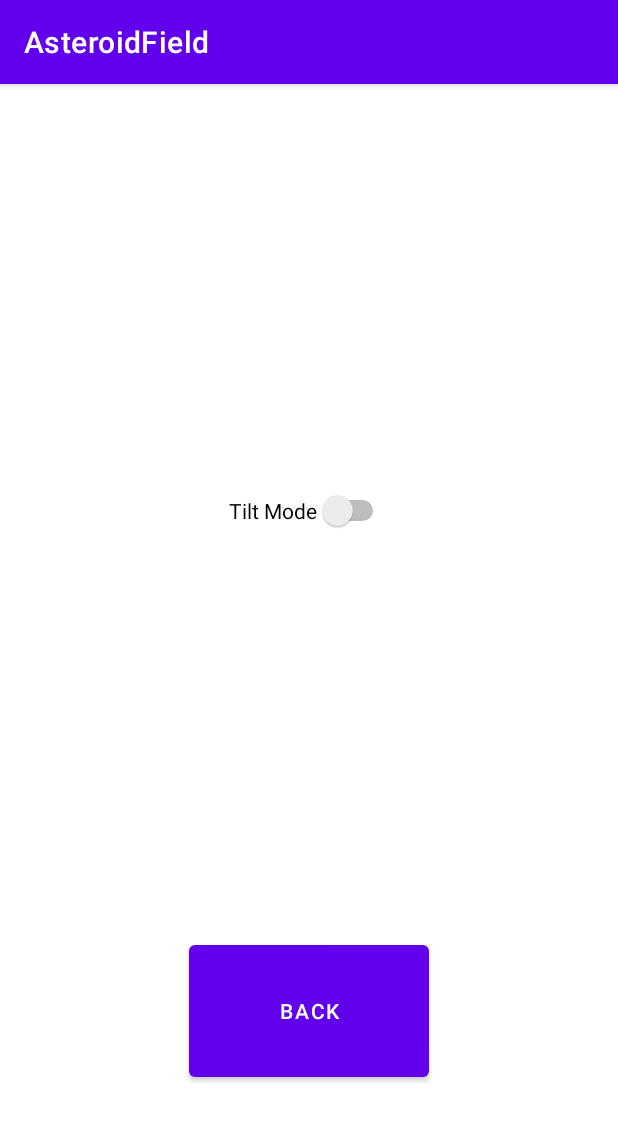
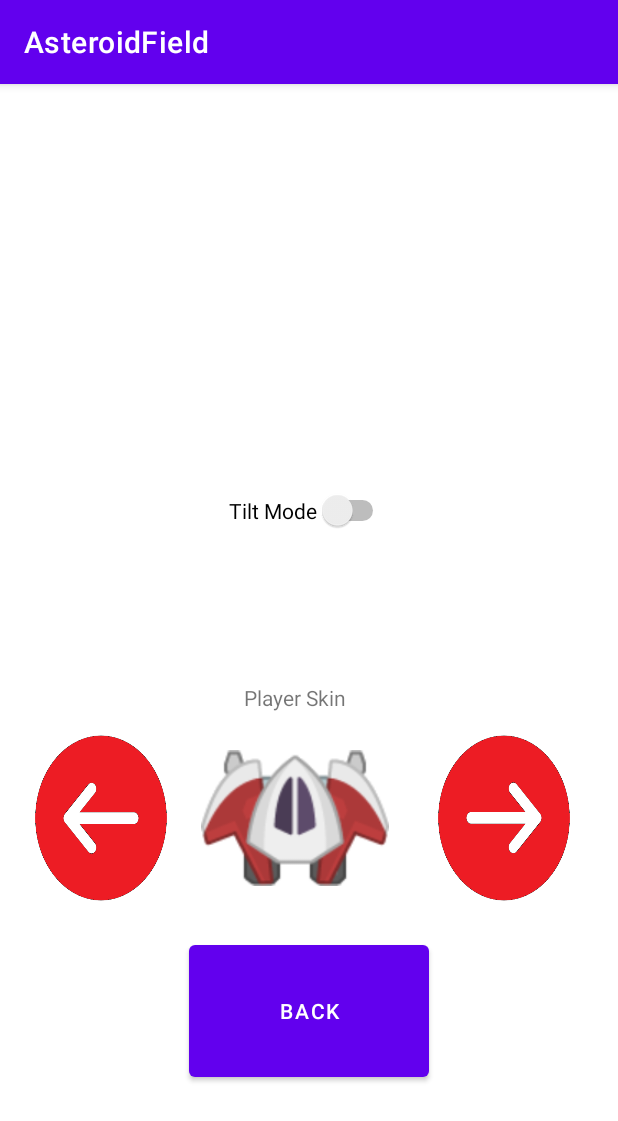
Before and after one commit to YetItMoves-MZ/AsteroidField, an Android app: the Activity_Options screen opened directly, with no data from a screen before it, on a phone screen of 412 x 824 dp. Shown: the top 1121 px of the screen. Run offline under Robolectric (Android 15) with nearby library versions, the phone set to English and light mode, and no system bars.

Commit message:
added option to change player's skin

```diff
--- a/app/src/main/java/com/example/astroidfield/Activity_Game.java
+++ b/app/src/main/java/com/example/astroidfield/Activity_Game.java
@@ -86,7 +86,7 @@ public class Activity_Game extends AppCompatActivity {
             else if(lastViewedIntervalX>g.SENSITIVITY || lastViewedIntervalX<-g.SENSITIVITY){ // movement was reset
                 g.setLastViewedX(x);
             }
-            if(intervalY>g.SENSITIVITY || intervalY<-g.SENSITIVITY){ //make game faster
+            if(intervalY>g.SENSITIVITY*2 || intervalY<-g.SENSITIVITY*2){ //make game faster
                 g.setDelay(g.getDelay()-((int)intervalY));
             }
         }
--- a/app/src/main/java/com/example/astroidfield/Activity_Menu.java
+++ b/app/src/main/java/com/example/astroidfield/Activity_Menu.java
@@ -17,7 +17,6 @@ TODO: crash sound and crates sounds
 TODO: menu with options:                                                        from class-5
     TODO: change base speed fast/slow
     TODO: sound volume
-    TODO: change player skin
     TODO: change sensitivity for tilt mode
 TODO: score screen + save scores + save options                                 from class-4
 TODO: change from timer to Odometer (Distance counter)
--- a/app/src/main/java/com/example/astroidfield/Activity_Options.java
+++ b/app/src/main/java/com/example/astroidfield/Activity_Options.java
@@ -6,6 +6,8 @@ import android.content.Intent;
 import android.os.Bundle;
 import android.view.View;
 import android.widget.CompoundButton;
+import android.widget.ImageButton;
+import android.widget.ImageView;
 import android.widget.Switch;
 import android.widget.Toast;
 
@@ -15,9 +17,17 @@ public class Activity_Options extends AppCompatActivity {
 
     public static final String BUNDLE = "Bundle";
 
+    //bundle variables
+    private boolean gameModeTilt=false;
+    private int playerSkinIndex = 0;
+
+    //views
     private Bundle bundle;
     private Switch tiltMode;
     private MaterialButton buttonExit;
+    private ImageView currentSkin;
+    private ImageButton leftSkinButton;
+    private ImageButton rightSkinButton;
 
     @Override
     protected void onCreate(Bundle savedInstanceState) {
@@ -25,8 +35,6 @@ public class Activity_Options extends AppCompatActivity {
         setContentView(R.layout.activity_options);
         bundle = new Bundle();
         findViews();
-        defaultBundle();
-
         buttonExit.setOnClickListener(new View.OnClickListener() {
             @Override
             public void onClick(View view) {
@@ -39,27 +47,63 @@ public class Activity_Options extends AppCompatActivity {
             @Override
             public void onCheckedChanged(CompoundButton compoundButton, boolean isChecked) {
                 if (isChecked) {
-
-                    bundle.putBoolean(Game.MODE,true);
+                    gameModeTilt=true;
                 }
                 else{
-                    bundle.putBoolean(Game.MODE,false);
+                    gameModeTilt=false;
                 }
             }
         });
+        leftSkinButton.setOnClickListener(new View.OnClickListener() {
+            @Override
+            public void onClick(View view) {
+                setPlayerSkin(true);
+            }
+        });
+        rightSkinButton.setOnClickListener(new View.OnClickListener() {
+            @Override
+            public void onClick(View view) {
+                setPlayerSkin(false);
+            }
+
+        });
+
     }
 
-    private void defaultBundle() {
+    private void setPlayerSkin(boolean pressedLeft) {
+        if(pressedLeft){
+            playerSkinIndex--;
+            if(playerSkinIndex<0){
+                playerSkinIndex=Tile.PLAYER_SKIN_ARRAY_SIZE-1;
+            }
+        }
+        else{
+            playerSkinIndex++;
+            if(playerSkinIndex>=Tile.PLAYER_SKIN_ARRAY_SIZE){
+                playerSkinIndex=0;
+            }
+        }
+        currentSkin.setImageResource(Tile.PLAYER_SKIN_ARRAY[playerSkinIndex]);
+    }
+
+    private void setBundle() {
+        bundle.putInt(Game.PLAYER_SKIN,playerSkinIndex);
+        bundle.putBoolean(Game.MODE,gameModeTilt);
     }
 
     private void findViews() {
-
+        leftSkinButton = findViewById(R.id.options_BTN_leftButton);
+        rightSkinButton = findViewById(R.id.options_BTN_rightButton);
+        currentSkin = findViewById(R.id.options_IMAGE_player);
         buttonExit = findViewById(R.id.options_BTN_Exit);
         tiltMode = findViewById(R.id.options_SWITCH_TiltMode);
+
+
     }
 
     private void startMenu() {
         Intent myIntent = new Intent(this, Activity_Menu.class);
+        setBundle();
         myIntent.putExtra(BUNDLE, bundle);
         startActivity(myIntent);
     }
--- a/app/src/main/java/com/example/astroidfield/Game.java
+++ b/app/src/main/java/com/example/astroidfield/Game.java
@@ -20,6 +20,7 @@ import java.util.Random;
 public class Game {
 
 
+
     private ImageButton buttonLeft, buttonRight;
     private MaterialButton buttonMenu;
     private MaterialTextView timer;
@@ -36,6 +37,7 @@ public class Game {
 
     //for bundles
     public static final String MODE = "MODE";
+    public static final String PLAYER_SKIN = "PLAYER_SKIN";
 
 
 
@@ -331,6 +333,7 @@ public class Game {
     public void modifyGameByBundle(Bundle b) {
         if(b!=null) {
             setTiltMode(b.getBoolean(Game.MODE, false));
+            Tile.setCurrentPlayerSkin(b.getInt(Game.PLAYER_SKIN));
         }
     }
 
--- a/app/src/main/res/layout/activity_options.xml
+++ b/app/src/main/res/layout/activity_options.xml
@@ -28,4 +28,47 @@
         app:layout_constraintStart_toStartOf="@+id/options_BTN_Exit"
         app:layout_constraintTop_toTopOf="parent" />
 
+    <ImageView
+        android:id="@+id/options_IMAGE_player"
+        android:layout_width="125dp"
+        android:layout_height="125dp"
+        android:layout_marginBottom="16dp"
+        app:layout_constraintBottom_toTopOf="@+id/options_BTN_Exit"
+        app:layout_constraintEnd_toEndOf="@+id/options_SWITCH_TiltMode"
+        app:layout_constraintHorizontal_bias="1.0"
+        app:layout_constraintStart_toStartOf="@+id/options_SWITCH_TiltMode"
+        app:srcCompat="@drawable/player" />
+
+    <ImageButton
+        android:id="@+id/options_BTN_leftButton"
+        android:layout_width="100dp"
+        android:layout_height="125dp"
+        app:layout_constraintBottom_toBottomOf="@+id/options_IMAGE_player"
+        app:layout_constraintEnd_toStartOf="@+id/options_IMAGE_player"
+        app:layout_constraintStart_toStartOf="parent"
+        app:layout_constraintTop_toTopOf="@+id/options_IMAGE_player"
+        android:background="@drawable/left_button"
+        tools:ignore="SpeakableTextPresentCheck" />
+
+    <ImageButton
+        android:id="@+id/options_BTN_rightButton"
+        android:layout_width="100dp"
+        android:layout_height="125dp"
+        app:layout_constraintBottom_toBottomOf="@+id/options_IMAGE_player"
+        app:layout_constraintEnd_toEndOf="parent"
+        app:layout_constraintStart_toEndOf="@+id/options_IMAGE_player"
+        app:layout_constraintTop_toTopOf="@+id/options_IMAGE_player"
+        android:background="@drawable/right_button"
+        tools:ignore="SpeakableTextPresentCheck"  />
+
+    <TextView
+        android:id="@+id/options_TEXT_playerSkin"
+        android:layout_width="wrap_content"
+        android:layout_height="wrap_content"
+        android:layout_marginBottom="8dp"
+        android:text="Player Skin"
+        app:layout_constraintBottom_toTopOf="@+id/options_IMAGE_player"
+        app:layout_constraintEnd_toEndOf="@+id/options_IMAGE_player"
+        app:layout_constraintStart_toStartOf="@+id/options_IMAGE_player" />
+
 </androidx.constraintlayout.widget.ConstraintLayout>
```
Also changed, not shown: app/src/main/java/com/example/astroidfield/Tile.java (+28 -2 lines).
